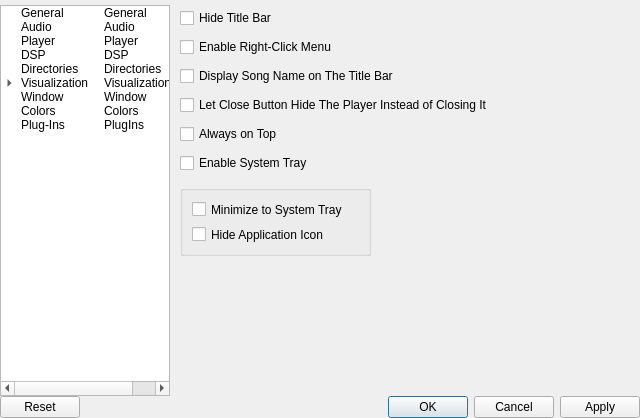
Before: the Qt Designer form ui/SetupWindow.ui in ModPlugPlayer/ModPlugPlayer, drawn with Qt 5.
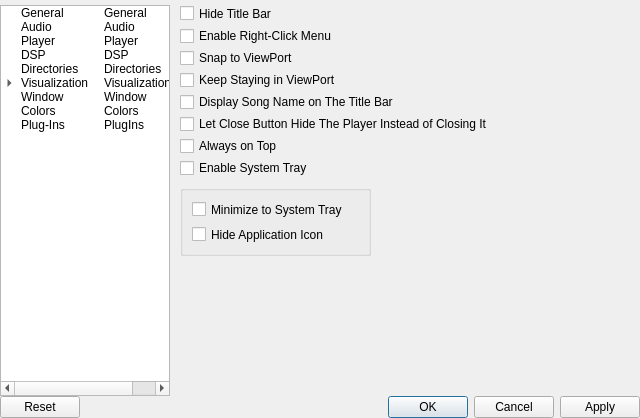
After: the same form once the commit is applied. The open tabs and pages were chosen to show the change. Icons and pictures are not drawn. Custom widgets are drawn as their Qt base class.

Commit message: PlayerControls interface has been added. Always on top, snap to viewport and keep in viewport features work. Settings window modifications will be done for these features.

What changed in the file:
```diff
--- a/ui/SetupWindow.ui
+++ b/ui/SetupWindow.ui
@@ -3969,6 +3969,20 @@
               </property>
              </widget>
             </item>
+            <item>
+             <widget class="QCheckBox" name="checkSnapToViewPort">
+              <property name="text">
+               <string>Snap to ViewPort</string>
+              </property>
+             </widget>
+            </item>
+            <item>
+             <widget class="QCheckBox" name="checkKeepStayingInViewPort">
+              <property name="text">
+               <string>Keep Staying in ViewPort</string>
+              </property>
+             </widget>
+            </item>
             <item>
              <widget class="QCheckBox" name="checkSongNameOnTitleBar">
               <property name="text">
```
Left out of the diff: 2 changed lines with no effect on the pictures. The commit also changes 8 other files.
